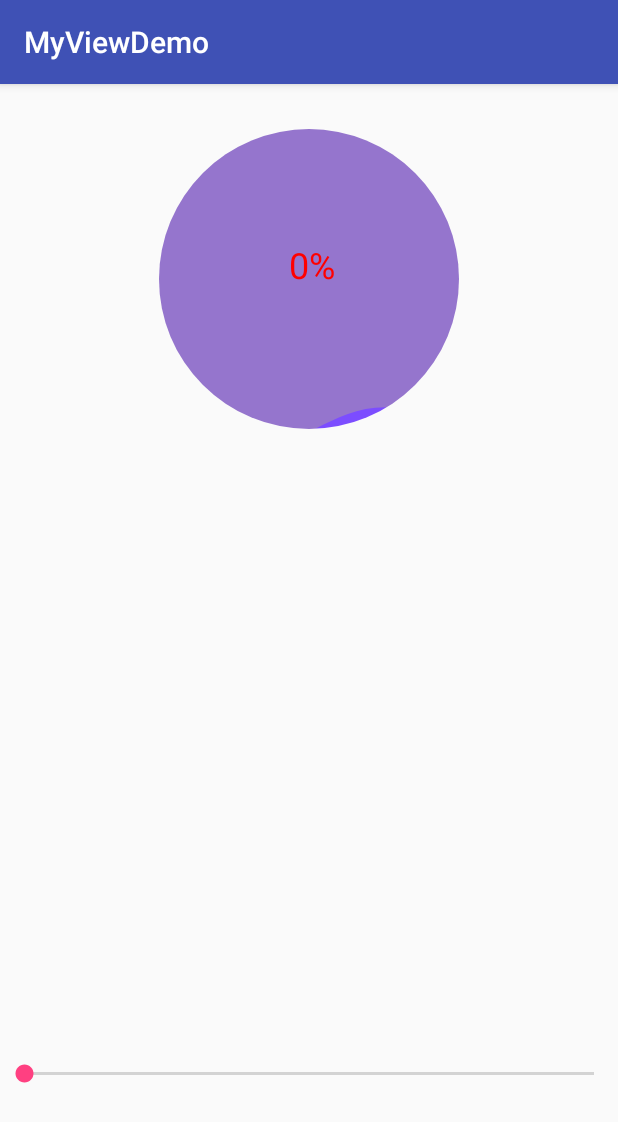
After one commit to benntqoo/WCY-View, an Android app: the WaterWaveDashBoardActivity screen opened directly, with no data from a screen before it, on a phone screen of 412 x 824 dp. The commit adds this screen. Shown: the top 1122 px of the screen. Run offline under Robolectric (Android 15) with nearby library versions, the phone set to English and light mode, and no system bars.

Commit message:
新增waterDashBoard

```diff
--- a/app/src/main/AndroidManifest.xml
+++ b/app/src/main/AndroidManifest.xml
@@ -19,6 +19,8 @@
         </activity>
         <activity android:name=".Activity.CircleDashBoardActivity">
         </activity>
+        <activity android:name=".Activity.WaterWaveDashBoardActivity">
+        </activity>
     </application>
 
 </manifest>
--- /dev/null
+++ b/app/src/main/java/com/jrtou/myviewdemo/myviewdemo/Activity/WaterWaveDashBoardActivity.java
@@ -0,0 +1,38 @@
+package com.jrtou.myviewdemo.myviewdemo.Activity;
+
+import android.os.Bundle;
+import android.support.v7.app.AppCompatActivity;
+import android.widget.SeekBar;
+
+import com.jrtou.myviewdemo.myviewdemo.R;
+import com.jrtou.myviewdemo.wcylibrary.View.WaterWaveDashBoard;
+
+public class WaterWaveDashBoardActivity extends AppCompatActivity {
+
+    @Override
+    protected void onCreate(Bundle savedInstanceState) {
+        super.onCreate(savedInstanceState);
+        setContentView(R.layout.activity_water_wave_dash_board);
+
+        final WaterWaveDashBoard mWater = (WaterWaveDashBoard) findViewById(R.id.waterWaveDashBoard);
+
+
+        SeekBar mSeekBar = (SeekBar) findViewById(R.id.waterWaveDashBoard_seekBar);
+        mSeekBar.setOnSeekBarChangeListener(new SeekBar.OnSeekBarChangeListener() {
+            @Override
+            public void onProgressChanged(SeekBar seekBar, int progress, boolean fromUser) {
+                mWater.setPercent(progress);
+            }
+
+            @Override
+            public void onStartTrackingTouch(SeekBar seekBar) {
+
+            }
+
+            @Override
+            public void onStopTrackingTouch(SeekBar seekBar) {
+
+            }
+        });
+    }
+}
--- a/app/src/main/java/com/jrtou/myviewdemo/myviewdemo/MainActivity.java
+++ b/app/src/main/java/com/jrtou/myviewdemo/myviewdemo/MainActivity.java
@@ -10,6 +10,7 @@ import android.widget.ListView;
 
 import com.jrtou.myviewdemo.myviewdemo.Activity.CircleDashBoardActivity;
 import com.jrtou.myviewdemo.myviewdemo.Activity.DashboardActivity;
+import com.jrtou.myviewdemo.myviewdemo.Activity.WaterWaveDashBoardActivity;
 
 public class MainActivity extends AppCompatActivity {
 
@@ -37,6 +38,9 @@ public class MainActivity extends AppCompatActivity {
                     case 1:
                         intent.setClass(MainActivity.this, CircleDashBoardActivity.class);
                         break;
+                    case 2:
+                        intent.setClass(MainActivity.this, WaterWaveDashBoardActivity.class);
+                        break;
                 }
 
                 startActivity(intent);
--- a/app/src/main/res/layout/activity_dashboard.xml
+++ b/app/src/main/res/layout/activity_dashboard.xml
@@ -32,10 +32,10 @@
         android:id="@+id/dashboardView"
         android:layout_width="200dp"
         android:layout_height="200dp"
+        wcy:percent="50"
         android:layout_alignParentTop="true"
-        android:layout_alignParentLeft="true"
-        android:layout_alignParentStart="true"
-        wcy:percent="50"/>
+        android:layout_centerHorizontal="true"
+        android:layout_marginTop="37dp"/>
 
 
 </RelativeLayout>
--- /dev/null
+++ b/app/src/main/res/layout/activity_water_wave_dash_board.xml
@@ -0,0 +1,28 @@
+<?xml version="1.0" encoding="utf-8"?>
+<RelativeLayout
+    android:id="@+id/activity_water_wave_dash_board"
+    xmlns:android="http://schemas.android.com/apk/res/android"
+    xmlns:tools="http://schemas.android.com/tools"
+    android:layout_width="match_parent"
+    android:layout_height="match_parent"
+    tools:context="com.jrtou.myviewdemo.myviewdemo.Activity.WaterWaveDashBoardActivity">
+
+
+    <com.jrtou.myviewdemo.wcylibrary.View.WaterWaveDashBoard
+        android:layout_width="wrap_content"
+        android:layout_height="wrap_content"
+        android:layout_marginTop="30dp"
+        android:id="@+id/waterWaveDashBoard"
+        android:layout_alignParentTop="true"
+        android:layout_centerHorizontal="true"
+        />
+
+    <SeekBar
+        android:id="@+id/waterWaveDashBoard_seekBar"
+        android:layout_width="match_parent"
+        android:layout_height="wrap_content"
+        android:layout_alignParentBottom="true"
+        android:layout_alignParentLeft="true"
+        android:layout_alignParentStart="true"
+        android:layout_marginBottom="99dp"/>
+</RelativeLayout>
--- a/app/src/main/res/values/strings.xml
+++ b/app/src/main/res/values/strings.xml
@@ -4,5 +4,6 @@
     <string-array name="root">
         <item>Dashboard</item>
         <item>CircleDashBoard</item>
+        <item>WaterWaveDashBoard</item>
     </string-array>
 </resources>
--- a/wcylibrary/src/main/java/com/jrtou/myviewdemo/wcylibrary/View/CircleDashboard.java
+++ b/wcylibrary/src/main/java/com/jrtou/myviewdemo/wcylibrary/View/CircleDashboard.java
@@ -183,7 +183,6 @@ public class CircleDashboard extends View {
                     postInvalidate();
                 }
             }
-
         }).start();
     }
 }
--- /dev/null
+++ b/wcylibrary/src/main/java/com/jrtou/myviewdemo/wcylibrary/View/WaterWaveDashBoard.java
@@ -0,0 +1,166 @@
+package com.jrtou.myviewdemo.wcylibrary.View;
+
+import android.content.Context;
+import android.graphics.Bitmap;
+import android.graphics.Canvas;
+import android.graphics.Color;
+import android.graphics.Paint;
+import android.graphics.Path;
+import android.graphics.PorterDuff;
+import android.graphics.PorterDuffXfermode;
+import android.util.AttributeSet;
+import android.util.Log;
+import android.view.View;
+
+import com.jrtou.myviewdemo.wcylibrary.R;
+import com.jrtou.myviewdemo.wcylibrary.Tool.PxUtils;
+
+/**
+ * Created by Administrator on 2017/1/10.
+ */
+
+public class WaterWaveDashBoard extends View {
+    private static final String TAG = "WaterWaveDashBoard";
+
+    private Paint mBackgroundPaint;
+    private Paint mPaint;
+    private Paint mTextPaint;
+    private PorterDuffXfermode mMode;
+
+    private Bitmap mBitmap;
+    private Canvas mCanvas;
+
+    private int percent;
+
+    private static final int DEFAULT_RADIUS = 100;
+
+    private int width;
+    private int height;
+    private int radius;
+
+    private int x;
+    private int y;
+    private boolean isLeft;
+
+    private Path mPath;
+
+    public WaterWaveDashBoard(Context context) {
+        this(context, null);
+    }
+
+    public WaterWaveDashBoard(Context context, AttributeSet attrs) {
+        this(context, attrs, 0);
+    }
+
+    public WaterWaveDashBoard(Context context, AttributeSet attrs, int defStyleAttr) {
+        super(context, attrs, defStyleAttr);
+        // Paint
+        mBackgroundPaint = new Paint();
+        mBackgroundPaint.setAntiAlias(true);
+        mBackgroundPaint.setColor(getResources().getColor(R.color.deepPurple300));
+
+        // main paint
+        mPaint = new Paint();
+        mPaint.setAntiAlias(true);
+        mPaint.setColor(getResources().getColor(R.color.deepPurpleA200));
+
+        // Text Paint
+        mTextPaint = new Paint();
+        mTextPaint.setAntiAlias(true);
+        mTextPaint.setColor(Color.RED);
+        mTextPaint.setTextSize(PxUtils.spToPx(24, context));
+
+
+        // Bitmap 底圖
+        mBitmap = Bitmap.createBitmap(PxUtils.dpToPx(500, context), PxUtils.dpToPx(500, context), Bitmap.Config
+                .ARGB_8888);
+        mCanvas = new Canvas(mBitmap);
+
+        //Path
+        mPath = new Path();
+
+        //Mode
+        mMode = new PorterDuffXfermode(PorterDuff.Mode.SRC_IN);
+    }
+
+    @Override
+    protected void onMeasure(int widthMeasureSpec, int heightMeasureSpec) {
+        Log.wtf(TAG, "onMeasure");
+        int widthSize = MeasureSpec.getSize(widthMeasureSpec);
+        int widthMode = MeasureSpec.getMode(widthMeasureSpec);
+
+        int heightSize = MeasureSpec.getSize(heightMeasureSpec);
+        int heightMode = MeasureSpec.getMode(heightMeasureSpec);
+
+        int mRadius = PxUtils.dpToPx(DEFAULT_RADIUS, getContext());
+
+        if (widthMode == MeasureSpec.EXACTLY) {
+            width = widthSize;
+
+        } else if (widthMode == MeasureSpec.AT_MOST) {
+            width = mRadius * 2;
+        }
+
+
+        if (heightMode == MeasureSpec.EXACTLY) {
+            height = heightSize;
+        } else if (heightMode == MeasureSpec.AT_MOST) {
+            height = mRadius * 2;
+        }
+
+        y = height;
+
+        radius = width > height ? height / 2 : width / 2;
+        setMeasuredDimension(width, height);
+
+    }
+
+    @Override
+    protected void onDraw(Canvas canvas) {
+
+        if (x > 50) {
+            isLeft = true;
+        } else if (x < 0) {
+            isLeft = false;
+        }
+
+        if (isLeft) {
+            x = x - PxUtils.dpToPx(1, getContext());
+        } else {
+            x = x + PxUtils.dpToPx(1, getContext());
+        }
+
+        //Path
+        mPath.reset();
+        y = (int) ((1 - percent / 100f) * height);
+        mPath.moveTo(0, y);                         //起始點
+        mPath.cubicTo(PxUtils.dpToPx(100, getContext()) + x * 2, PxUtils.dpToPx(50, getContext()) + y
+                , PxUtils.dpToPx(100, getContext()) + x * 2, y - PxUtils.dpToPx(50, getContext())
+                , width, y);
+        mPath.lineTo(width, height);
+        mPath.lineTo(0, height);
+        mPath.close();
+
+        mBitmap.eraseColor(Color.parseColor("#00000000"));
+        //底層框架
+        mCanvas.drawCircle(width / 2, height / 2, radius, mBackgroundPaint);
+        mPaint.setXfermode(mMode);
+        //src
+        mCanvas.drawPath(mPath, mPaint);
+        mPaint.setXfermode(null);
+
+
+        canvas.drawBitmap(mBitmap, 0, 0, null);
+
+        float textSize = mTextPaint.measureText(String.valueOf(percent));
+        canvas.drawText(String.valueOf(percent) + "%", width / 2 - textSize, height / 2, mTextPaint);
+
+
+        postInvalidateDelayed(10);//重複繪圖
+
+    }
+
+    public void setPercent(int percent) {
+        this.percent = percent;
+    }
+}
```
